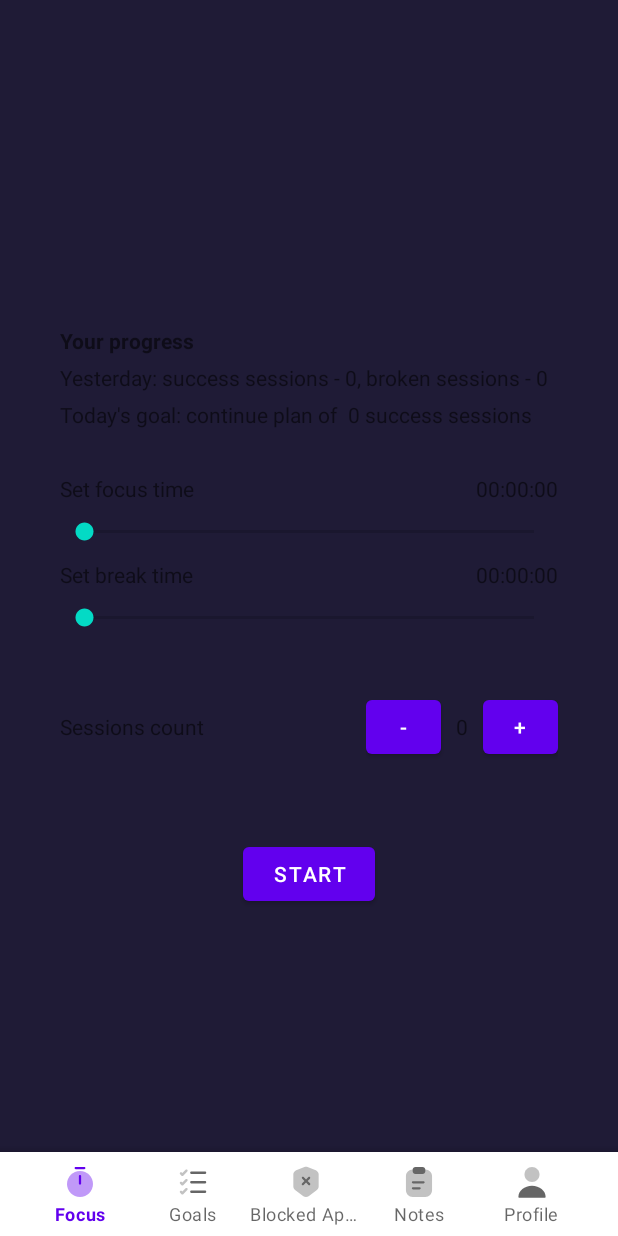
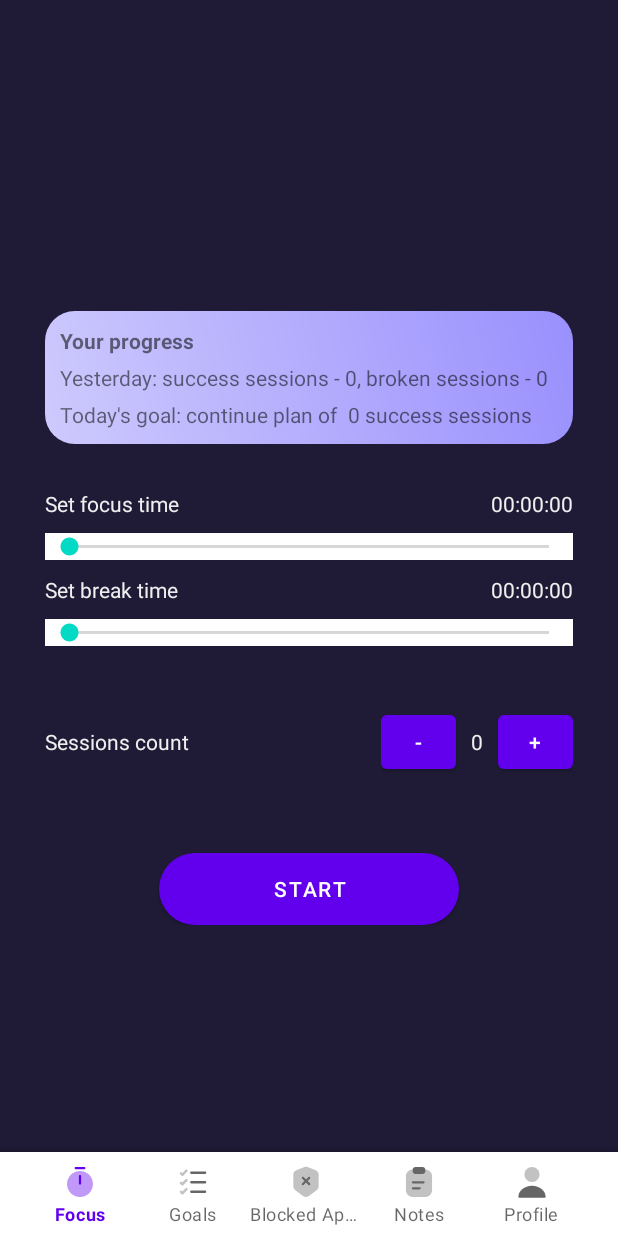
Before and after one commit to Uncert41nty/focus-on, an Android app: the FocusFragment screen opened directly, with no data from a screen before it, on a phone screen of 412 x 824 dp. Run offline under Robolectric (Android 15) with nearby library versions, the phone set to English and light mode, and no system bars.

Commit message:
Focus seekbar works

```diff
--- a/app/src/main/java/com/example/focus_on/discipline/timer/FocusFragment.java
+++ b/app/src/main/java/com/example/focus_on/discipline/timer/FocusFragment.java
@@ -1,5 +1,6 @@
 package com.example.focus_on.discipline.timer;
 
+import android.content.Intent;
 import android.os.Bundle;
 
 import androidx.fragment.app.Fragment;
@@ -7,25 +8,146 @@ import androidx.viewpager2.widget.ViewPager2;
 
 import android.view.LayoutInflater;
 import android.view.View;
+import android.widget.Button;
 import android.view.ViewGroup;
+import android.widget.SeekBar;
+import android.widget.TextView;
 
 import com.example.focus_on.R;
 import com.google.android.material.tabs.TabLayout;
 
+import org.w3c.dom.Text;
+
 public class FocusFragment extends Fragment {
     View v;
+    TextView successSessionsCount;
+    TextView brokenSessionsCount;
+    TextView goalSessionsCount;
+    TextView focusTimeTextView;
+    TextView breakTimeTextView;
+    TextView sessionsTextView;
+    SeekBar focusTimeSeekBar;
+    SeekBar breakTimeSeekBar;
+    Button sessionPlusButton;
+    Button sessionMinusButton;
+    Button sessionsStartButton;
+    int sessionCount = 0;
+    private final static int LAUNCH_SESSIONS_TIMER = 88;
 
 
     @Override
     public View onCreateView(LayoutInflater inflater, ViewGroup container,
                              Bundle savedInstanceState) {
         v = inflater.inflate(R.layout.fragment_focus, container, false);
+
         defineViews();
+        mainFuncListeners();
+        sessionCountForStart();
+        progress();
+
+        updateFocusTimeTextView(0);
+        updateBreakTimeTextView(0);
+
         return v;
+    }
+
+    private void defineViews() {
+        successSessionsCount = v.findViewById(R.id.successSessionsCount);
+        brokenSessionsCount= v.findViewById(R.id.brokenSessionsCount);
+        goalSessionsCount = v.findViewById(R.id.goalSessionsCount);
+        focusTimeTextView = v.findViewById(R.id.focusTimeTextView);
+        breakTimeTextView = v.findViewById(R.id.breakTimeTextView);
+        sessionsTextView = v.findViewById(R.id.sessionsTextView);
+        focusTimeSeekBar = v.findViewById(R.id.focusTimeSeekBar);
+        breakTimeSeekBar = v.findViewById(R.id.breakTimeSeekBar);
+        sessionPlusButton = v.findViewById(R.id.sessionPlusButton);
+        sessionMinusButton = v.findViewById(R.id.sessionMinusButton);
+        sessionsStartButton = v.findViewById(R.id.sessionsStartButton);
+    }
+
+    private void mainFuncListeners() {
+        focusTimeSeekBar.setMax(7200);
+        breakTimeSeekBar.setMax(1800);
+        focusTimeSeekBar.setOnSeekBarChangeListener(new SeekBar.OnSeekBarChangeListener() {
+            @Override
+            public void onProgressChanged(SeekBar seekBar, int focusTimeProgress, boolean b) {
+                updateFocusTimeTextView(focusTimeProgress);
+            }
+
+            @Override
+            public void onStartTrackingTouch(SeekBar seekBar) {
+
+            }
+
+            @Override
+            public void onStopTrackingTouch(SeekBar seekBar) {
+
+            }
+        });
+        breakTimeSeekBar.setOnSeekBarChangeListener(new SeekBar.OnSeekBarChangeListener() {
+            @Override
+            public void onProgressChanged(SeekBar seekBar, int breakTimeProgress, boolean b) {
+                updateBreakTimeTextView(breakTimeProgress);
+            }
+
+            @Override
+            public void onStartTrackingTouch(SeekBar seekBar) {
+
+            }
+
+            @Override
+            public void onStopTrackingTouch(SeekBar seekBar) {
+
+            }
+        });
+
+        sessionsStartButton.setOnClickListener(new View.OnClickListener() {
+            @Override
+            public void onClick(View view) {
+                Intent intent = new Intent();
+                startActivityForResult(intent, LAUNCH_SESSIONS_TIMER);
+            }
+        });
+    }
+
+    private void updateFocusTimeTextView(int seconds){
+        int hours = seconds / 3600;
+        int minutes = (seconds % 3600) / 60;
+        int secs = seconds % 60;
+
+        String focusTime = String.format("%02d:%02d:%02d", hours, minutes, secs);
+        focusTimeTextView.setText(focusTime);
+    }
+
+    private void updateBreakTimeTextView(int seconds){
+        int hours = seconds / 3600;
+        int minutes = (seconds % 3600) / 60;
+        int secs = seconds % 60;
+
+        String breakTime = String.format("%02d:%02d:%02d", hours, minutes, secs);
+        breakTimeTextView.setText(breakTime);
+    }
+
+    private void sessionCountForStart(){
+        sessionPlusButton.setOnClickListener(new View.OnClickListener() {
+            @Override
+            public void onClick(View view) {
+                sessionCount++;
+                sessionsTextView.setText(Integer.toString(sessionCount));
+            }
+        });
+
+        sessionMinusButton.setOnClickListener(new View.OnClickListener() {
+            @Override
+            public void onClick(View view) {
+                 sessionCount--;
+                 sessionsTextView.setText(Integer.toString(sessionCount));
+            }
+        });
+    }
+
+    private void progress() {
 
     }
 
-    private void defineViews() {
-
-    }
 }
--- a/app/src/main/res/drawable/blue_gradient.xml
+++ b/app/src/main/res/drawable/blue_gradient.xml
@@ -3,7 +3,7 @@
     android:shape="rectangle">
 
     <corners
-        android:radius="50dp"/>
+        android:radius="20dp"/>
 
     <gradient
         android:startColor="#CECAFD"
--- a/app/src/main/res/layout/fragment_focus.xml
+++ b/app/src/main/res/layout/fragment_focus.xml
@@ -4,23 +4,32 @@
     android:layout_width="match_parent"
     android:layout_height="match_parent"
     xmlns:app="http://schemas.android.com/apk/res-auto"
-    tools:context=".discipline.timer.FocusFragment">
+    tools:context=".discipline.timer.FocusFragment"
+    android:background="#1F1B36">
 
     <LinearLayout
-        android:id="@+id/mainFocusLinerLayout"
+        android:id="@+id/mainFocusLinearLayout"
         android:layout_width="match_parent"
         android:layout_height="wrap_content"
         android:orientation="vertical"
         android:layout_gravity="center"
-        android:layout_margin="40dp">
+        android:layout_margin="30dp">
+
+        <LinearLayout
+            android:id="@+id/focusProgressLinearlayout"
+            android:layout_width="match_parent"
+            android:layout_height="wrap_content"
+            android:layout_gravity="center"
+            android:orientation="vertical"
+            android:layout_marginBottom="30dp"
+            android:background="@drawable/blue_gradient"
+            android:padding="10dp">
 
             <LinearLayout
                 android:layout_width="match_parent"
                 android:layout_height="wrap_content"
                 android:layout_gravity="center"
-            android:orientation="vertical"
-            android:layout_marginBottom="30dp">
-
+                android:orientation="vertical">
                 <TextView
                     android:layout_width="match_parent"
                     android:layout_height="wrap_content"
@@ -37,13 +46,13 @@
                     <TextView
                         android:layout_width="wrap_content"
                         android:layout_height="wrap_content"
-                    android:text="Yesterday: success sessions - "/>
+                        android:text="Yesterday: success sessions - " />
 
                     <TextView
                         android:id="@+id/successSessionsCount"
                         android:layout_width="wrap_content"
                         android:layout_height="wrap_content"
-                    android:text="0"/>
+                        android:text="0" />
 
                     <TextView
                         android:layout_width="wrap_content"
@@ -54,7 +63,9 @@
                         android:id="@+id/brokenSessionsCount"
                         android:layout_width="wrap_content"
                         android:layout_height="wrap_content"
-                    android:text="0"/>
+                        android:text="0" />
+
+                </LinearLayout>
 
             </LinearLayout>
 
@@ -88,15 +99,18 @@
             android:orientation="horizontal">
 
             <TextView
+                android:id="@+id/focusTimeTextView"
                 android:layout_width="match_parent"
                 android:layout_height="wrap_content"
                 android:text="00:00:00"
-                android:gravity="end"/>
+                android:gravity="end"
+                android:textColor="#EFEFEF"/>
 
             <TextView
                 android:layout_width="match_parent"
                 android:layout_height="wrap_content"
-                android:text="Set focus time"/>
+                android:text="Set focus time"
+                android:textColor="#EFEFEF"/>
 
         </RelativeLayout>
 
@@ -105,7 +119,8 @@
             android:layout_marginTop="10dp"
             android:id="@+id/focusTimeSeekBar"
             android:layout_width="match_parent"
-            android:layout_height="wrap_content"/>
+            android:layout_height="wrap_content"
+            android:background="@color/white"/>
 
         <RelativeLayout
             android:layout_width="match_parent"
@@ -115,23 +130,27 @@
             android:layout_marginTop="10dp">
 
             <TextView
+                android:id="@+id/breakTimeTextView"
                 android:layout_width="match_parent"
                 android:layout_height="wrap_content"
                 android:text="00:00:00"
-                android:gravity="end"/>
+                android:gravity="end"
+                android:textColor="#EFEFEF"/>
 
             <TextView
                 android:layout_width="match_parent"
                 android:layout_height="wrap_content"
-                android:text="Set break time"/>
+                android:text="Set break time"
+                android:textColor="#EFEFEF"/>
 
         </RelativeLayout>
 
         <SeekBar
-            android:layout_marginTop="10dp"
             android:id="@+id/breakTimeSeekBar"
             android:layout_width="match_parent"
-            android:layout_height="wrap_content"/>
+            android:layout_height="wrap_content"
+            android:layout_marginTop="10dp"
+            android:background="@color/white"/>
 
         <RelativeLayout
             android:layout_width="match_parent"
@@ -142,7 +161,8 @@
                 android:layout_width="wrap_content"
                 android:layout_height="wrap_content"
                 android:text="Sessions count"
-                android:layout_centerVertical="true"/>
+                android:layout_centerVertical="true"
+                android:textColor="#EFEFEF"/>
 
             <LinearLayout
                 android:layout_width="wrap_content"
@@ -155,20 +175,23 @@
                     android:layout_width="50dp"
                     android:layout_height="wrap_content"
                     android:text="-"
-                    android:layout_marginRight="10dp"/>
+                    android:layout_marginRight="10dp"
+                    />
 
                 <TextView
-                    android:id="@+id/sessionCount"
+                    android:id="@+id/sessionsTextView"
                     android:layout_width="wrap_content"
                     android:layout_height="wrap_content"
-                    android:text="0"/>
+                    android:text="0"
+                    android:textColor="#EFEFEF"/>
 
                 <Button
                     android:id="@+id/sessionPlusButton"
                     android:layout_width="50dp"
                     android:layout_height="wrap_content"
                     android:text="+"
-                    android:layout_marginLeft="10dp"/>
+                    android:layout_marginLeft="10dp"
+                    />
 
             </LinearLayout>
 
@@ -176,11 +199,12 @@
 
         <Button
             android:id="@+id/sessionsStartButton"
-            android:layout_width="wrap_content"
+            android:layout_width="200dp"
             android:layout_height="wrap_content"
             android:layout_marginTop="50dp"
             android:layout_gravity="center"
-            android:text="START"/>
+            android:text="START"
+            android:background="@drawable/edit_text_background"/>
 
     </LinearLayout>
 
--- a/gradle.properties
+++ b/gradle.properties
@@ -6,7 +6,7 @@
 # http://www.gradle.org/docs/current/userguide/build_environment.html
 # Specifies the JVM arguments used for the daemon process.
 # The setting is particularly useful for tweaking memory settings.
-org.gradle.jvmargs=-Xmx2048m -Dfile.encoding=UTF-8
+org.gradle.jvmargs=-Xmx4096m -Dfile.encoding=UTF-8
 # When configured, Gradle will run in incubating parallel mode.
 # This option should only be used with decoupled projects. More details, visit
 # http://www.gradle.org/docs/current/userguide/multi_project_builds.html#sec:decoupled_projects
```
Also changed, not shown: app/build.gradle (+3 -5 lines), app/src/main/AndroidManifest.xml (+0 -30 lines), app/src/main/java/com/example/focus_on/discipline/timer/ModeTabsFragmentAdapter.java (deleted, +0 -15 lines). Lines whose indentation alone changed are shown as unchanged.
